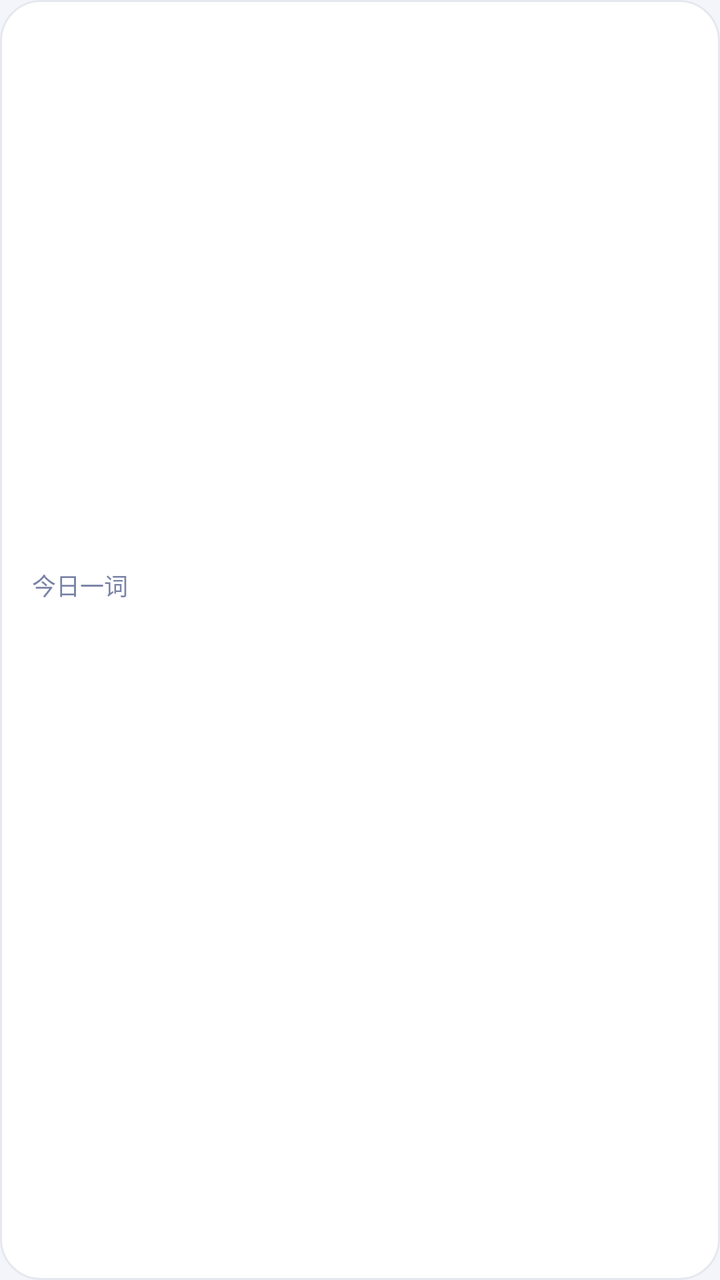
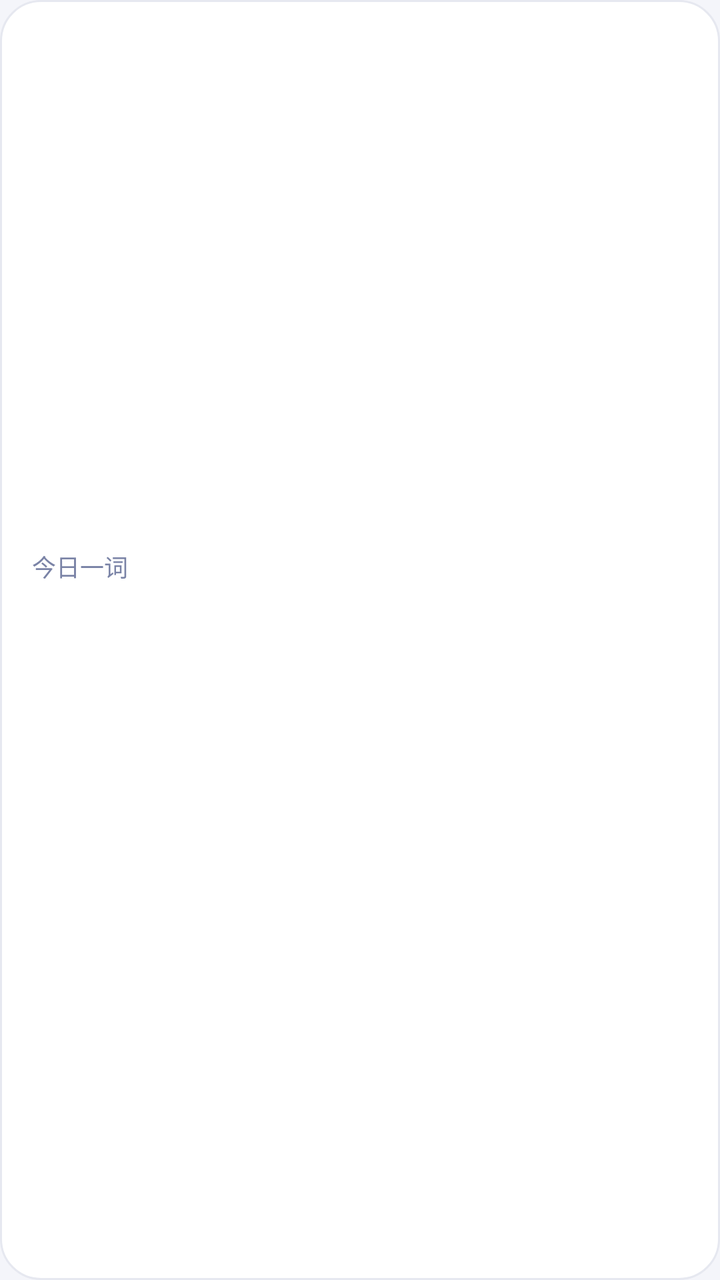

Compare the two renders of this Android layout. The source of the first and the diff that turns it into the second are given below.
<!-- AndroidManifest.xml: application theme Theme.WordDrill -->
<!-- res/layout/widget_word.xml -->
<?xml version="1.0" encoding="utf-8"?>
<LinearLayout xmlns:android="http://schemas.android.com/apk/res/android"
    android:id="@+id/widgetRoot"
    android:layout_width="match_parent"
    android:layout_height="match_parent"
    android:background="@drawable/bg_widget"
    android:gravity="center_vertical"
    android:orientation="vertical"
    android:padding="16dp">

    <TextView
        android:layout_width="wrap_content"
        android:layout_height="wrap_content"
        android:text="@string/widget_word_label"
        android:textColor="#7A83A6"
        android:textSize="12sp" />

    <TextView
        android:id="@+id/tvWord"
        android:layout_width="match_parent"
        android:layout_height="wrap_content"
        android:layout_marginTop="4dp"
        android:ellipsize="end"
        android:maxLines="1"
        android:textColor="#1D2B6B"
        android:textSize="22sp"
        android:textStyle="bold" />

    <TextView
        android:id="@+id/tvWordMeaning"
        android:layout_width="match_parent"
        android:layout_height="wrap_content"
        android:layout_marginTop="4dp"
        android:ellipsize="end"
        android:maxLines="2"
        android:textColor="#5B6172"
        android:textSize="13sp" />
</LinearLayout>
<!-- resources referenced by this layout -->
<resources>
  <!-- drawable bg_widget (drawable) -->
  <?xml version="1.0" encoding="utf-8"?>
  <shape xmlns:android="http://schemas.android.com/apk/res/android"
      android:shape="rectangle">
      <solid android:color="#FFFFFF" />
      <corners android:radius="20dp" />
      <stroke
          android:width="1dp"
          android:color="#E6E8F0" />
  </shape>
  <string name="widget_word_label">今日一词</string>
  <style name="Theme.WordDrill" parent="Theme.Material3.DayNight.NoActionBar">
          <item name="colorPrimary">@color/brand</item>
          <item name="colorOnPrimary">@color/white</item>
          <item name="colorPrimaryContainer">@color/brand_container</item>
          <item name="colorOnPrimaryContainer">@color/brand_dark</item>
          <item name="colorSecondary">@color/accent</item>
          <item name="colorSurface">@color/surface</item>
          <item name="android:colorBackground">@color/bg</item>
          <item name="android:windowBackground">@color/bg</item>
          <item name="android:statusBarColor">@color/bg</item>
          <item name="android:navigationBarColor">@color/bg</item>
          <item name="android:windowLightStatusBar">@bool/light_status_bar</item>
      </style>
  <color name="brand">#3F5BD9</color>
  <color name="white">#FFFFFF</color>
  <color name="brand_container">#E4E9FF</color>
  <color name="brand_dark">#1D2B6B</color>
  <color name="accent">#F2A03D</color>
  <color name="surface">#FFFFFF</color>
  <color name="bg">#F4F5FA</color>
</resources>

<!-- the commit's change to res/layout/widget_word.xml (unified diff, before → after) -->
@@ -35,4 +35,14 @@
         android:maxLines="2"
         android:textColor="#5B6172"
         android:textSize="13sp" />
+
+    <TextView
+        android:id="@+id/tvWordPhrase"
+        android:layout_width="match_parent"
+        android:layout_height="wrap_content"
+        android:layout_marginTop="4dp"
+        android:ellipsize="end"
+        android:maxLines="1"
+        android:textColor="#7A83A6"
+        android:textSize="11sp" />
 </LinearLayout>
